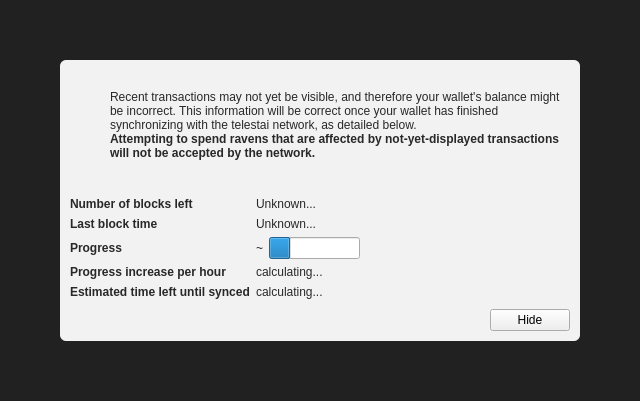
Qt form src/qt/forms/modaloverlay.ui (Telestai-Project/telestai) before a commit.
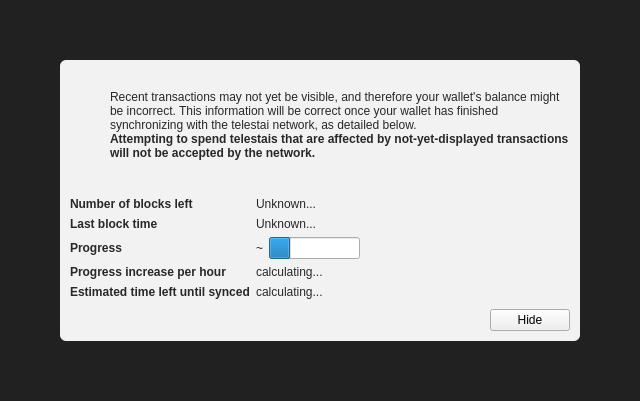
The same form after that commit. Icons and pictures are not drawn. Custom widgets are drawn as their Qt base class.

The edit to the form file:
```diff
--- a/src/qt/forms/modaloverlay.ui
+++ b/src/qt/forms/modaloverlay.ui
@@ -149,7 +149,7 @@
                 </font>
                </property>
                <property name="text">
-                <string>Attempting to spend ravens that are affected by not-yet-displayed transactions will not be accepted by the network.</string>
+                <string>Attempting to spend telestais that are affected by not-yet-displayed transactions will not be accepted by the network.</string>
                </property>
                <property name="textFormat">
                 <enum>Qt::RichText</enum>
```
